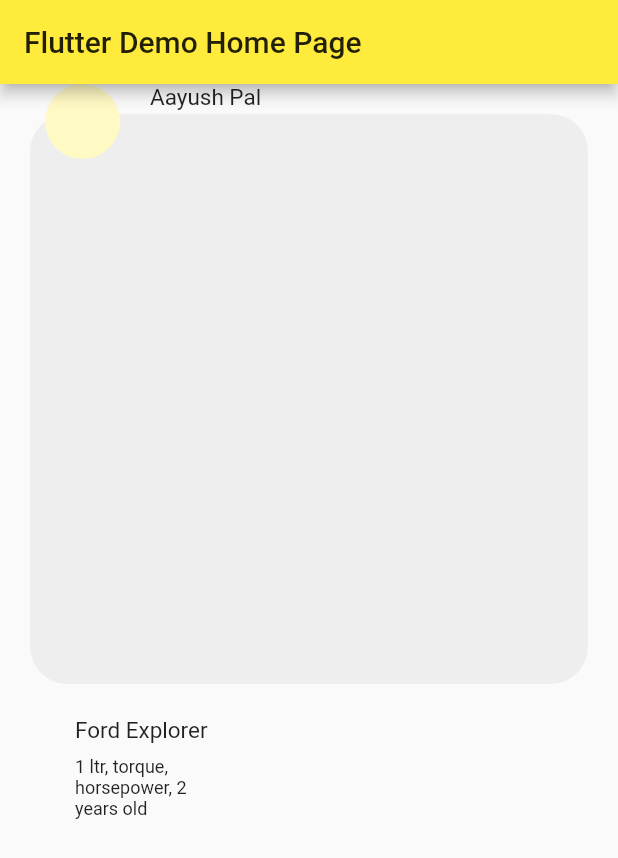
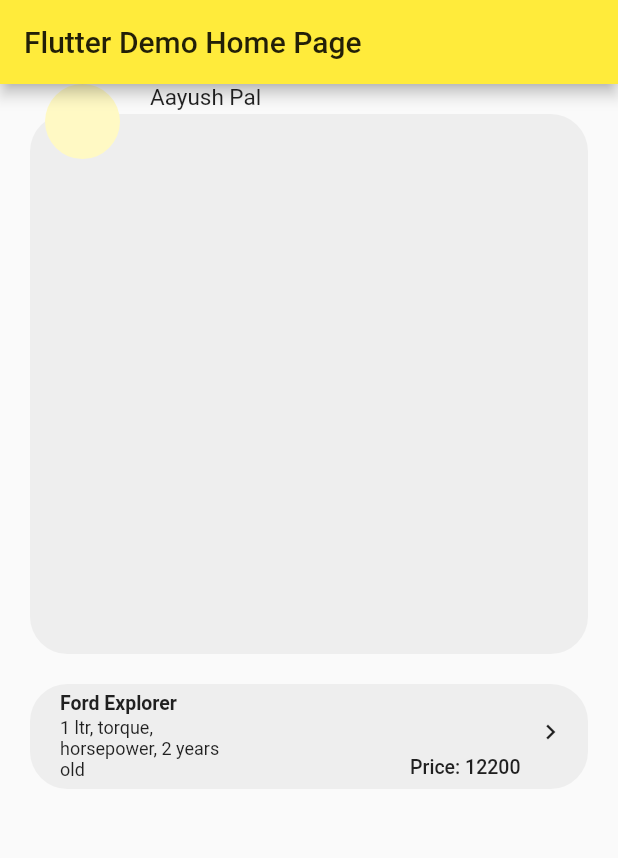
Before and after one commit to pal-codes/adpost, a Flutter app: the screen it shows after launch, on a phone screen of 412 x 824 dp. Shown: the top 858 px of the screen. Run offline on Flutter 3.47's test engine with Material 2 defaults, Android fonts, the phone set to English and light mode, and no system bars.

Commit message:
UI Layout complete

```diff
--- a/lib/main.dart
+++ b/lib/main.dart
@@ -32,8 +32,9 @@ class _MyHomePageState extends State<MyHomePage> {
         appBar: AppBar(
           title: Text(widget.title),
         ),
-      body: Container(
-        height: 500,
+        body: Column(children: <Widget>[
+          Container(
+            height: 400,
             child: Stack(
               overflow: Overflow.visible,
               children: <Widget>[
@@ -59,40 +60,54 @@ class _MyHomePageState extends State<MyHomePage> {
                     style: TextStyle(fontSize: 15),
                   ),
                 ),
-            Positioned(
-              child:
-            Stack(
+              ],
+            ),
+          ),
+          Container(
+            height: 70,
+            margin: EdgeInsets.only(left: 20.0, right: 20.0),
+            child: Stack(
               children: <Widget>[
                 Positioned(
-                  left: 50,
-                  bottom: 60,
-                  child: Text(
-                    'Ford Explorer',
-                    style: TextStyle(fontSize: 15),
+                  child: Container(
+                    decoration: BoxDecoration(
+                        color: Colors.grey[200],
+                        borderRadius: BorderRadius.all(Radius.circular(25.0))),
                   ),
                 ),
                 Positioned(
-                  width: 80,
-                  left: 50,
-                  bottom: 10,
+                  top: 5,
+                  left: 20,
+                  child: Text(
+                    'Ford Explorer',
+                    style: TextStyle(fontSize: 13, fontWeight: FontWeight.w700),
+                  ),
+                ),
+                Positioned(
+                  width: 120,
+                  left: 20,
+                  bottom: 6,
                   child: Text(
                     '1 ltr, torque, horsepower, 2 years old',
                     style: TextStyle(fontSize: 12),
                   ),
                 ),
                 Positioned(
-                  bottom: 50,
-                  child: Container(
-                    decoration: BoxDecoration(
-                        color: Colors.grey[500],
-                        borderRadius: BorderRadius.all(Radius.circular(25.0))),
+                  top: 22,
+                  right: 15,
+                  child: Icon(Icons.keyboard_arrow_right, size: 20),
+                ),
+                Positioned(
+                  top: 48,
+                  right: 45,
+                  child: Text(
+                    'Price: 12200',
+                    style: TextStyle(fontSize: 13, fontWeight: FontWeight.w500),
                   ),
                 ),
               ],
-            ),)
-          ],
             ),
           ),
-    );
+        ]));
   }
 }
```
Lines whose indentation alone changed are shown as unchanged.
